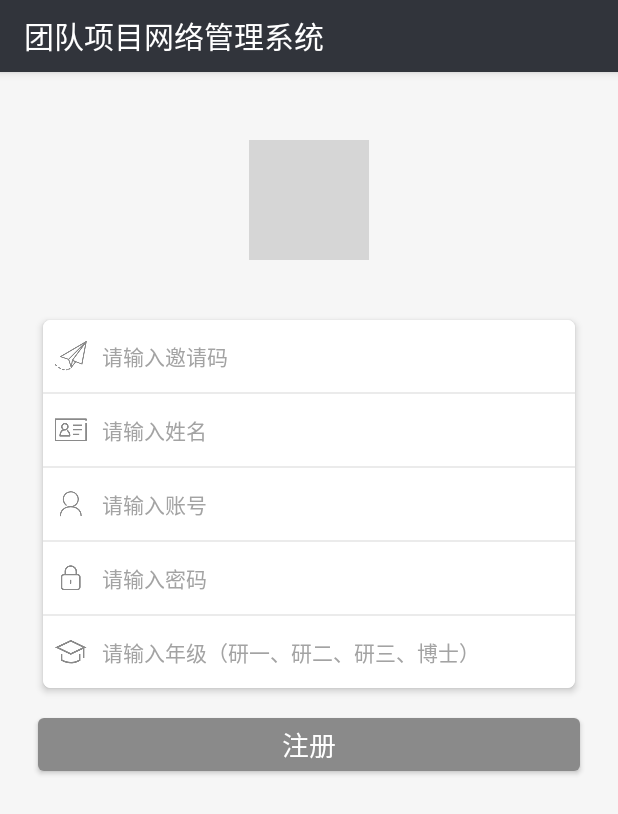
After one commit to CarNivaLz/managework, an Android app: the SignUpActivity screen opened directly, with no data from a screen before it, on a phone screen of 412 x 824 dp. The commit adds this screen. Shown: the top 814 px of the screen. Run offline under Robolectric (Android 15) with nearby library versions, the phone set to English and light mode, and no system bars; our stand-ins replace CircleImageView; libraries missing offline, so code that uses them is left out: com.lzy.okgo; grey boxes are pictures that could not be loaded.

Commit message:
2.0   登陆注册+ActivityManager

```diff
--- a/app/src/main/AndroidManifest.xml
+++ b/app/src/main/AndroidManifest.xml
@@ -15,6 +15,7 @@
         </activity>
         <activity android:name=".ui.ProjectsDetailActivity"></activity>
         <activity android:name=".ui.SearchResultsActivity"></activity>
+        <activity android:name=".ui.SignUpActivity"></activity>
         <activity android:name=".ui.LoginActivity">
             <intent-filter>
                 <action android:name="android.intent.action.MAIN" />
--- /dev/null
+++ b/app/src/main/java/com/dommy/tab/BaseActivity.java
@@ -0,0 +1,17 @@
+package com.dommy.tab;
+
+import android.os.Bundle;
+import android.support.v7.app.AppCompatActivity;
+import android.util.Log;
+
+
+import com.dommy.tab.utils.AppManager;
+
+public class BaseActivity extends AppCompatActivity {
+    @Override
+    protected void onCreate(Bundle savedInstanceState){
+        super.onCreate(savedInstanceState);
+        Log.d("BaseActivity",getClass().getSimpleName());
+        AppManager.getAppManager().addActivity(this);
+    }
+}
--- /dev/null
+++ b/app/src/main/java/com/dommy/tab/ui/SignUpActivity.java
@@ -0,0 +1,185 @@
+package com.dommy.tab.ui;
+
+
+import android.app.ProgressDialog;
+import android.content.Intent;
+import android.content.SharedPreferences;
+import android.os.Bundle;
+import android.support.design.widget.Snackbar;
+import android.util.Log;
+import android.view.KeyEvent;
+import android.view.View;
+import android.widget.Button;
+import android.widget.EditText;
+import android.widget.TextView;
+import android.widget.Toast;
+
+import com.dommy.tab.BaseActivity;
+import com.dommy.tab.MainActivity;
+import com.dommy.tab.R;
+import com.dommy.tab.module.UserBean;
+import com.dommy.tab.utils.AppManager;
+import com.google.gson.Gson;
+import com.lzy.okgo.OkGo;
+import com.lzy.okgo.callback.StringCallback;
+import com.lzy.okgo.cookie.store.CookieStore;
+import com.lzy.okgo.model.Response;
+
+import okhttp3.Cookie;
+import okhttp3.HttpUrl;
+
+import static com.dommy.tab.utils.ApiConfig.URL_LOGIN;
+import static com.dommy.tab.utils.ApiConfig.URL_SIGNUP;
+
+public class SignUpActivity extends BaseActivity implements View.OnClickListener {
+
+    private Button signupButton;
+    private EditText inviteCodeInput;
+    private EditText nameInput;
+    private EditText accountInput;
+    private EditText passwordInput;
+    private EditText gradeInput;
+
+
+    private ProgressDialog progressDialog;
+    private long exitTime;
+
+    @Override
+    protected void onDestroy() {
+        super.onDestroy();
+        //Activity销毁时，取消网络请求
+        OkGo.getInstance().cancelTag(this);
+    }
+
+    @Override
+    protected void onCreate(Bundle savedInstanceState) {
+        super.onCreate(savedInstanceState);
+
+        setContentView(R.layout.activity_signup);
+
+        initView();
+        progressDialog = new ProgressDialog(this);//进度条
+        progressDialog.setCancelable(false);
+        //登录状态和数据库操作
+        //跳转
+
+
+    }
+
+
+    public void initView(){
+        signupButton=(Button)findViewById(R.id.btn_signup);
+        signupButton.setOnClickListener(this);
+        inviteCodeInput=(EditText)findViewById(R.id.signup_invite);
+        nameInput=(EditText)findViewById(R.id.signup_name);
+        accountInput=(EditText)findViewById(R.id.signup_account);
+        passwordInput=(EditText)findViewById(R.id.signup_password);
+        gradeInput=(EditText)findViewById(R.id.singup_grade);
+
+
+
+    }
+@Override
+    public void onClick(View v){
+        if(v.getId()==R.id.btn_signup){
+            String inviteCode = inviteCodeInput.getText().toString();
+            String name = nameInput.getText().toString();
+            String account = accountInput.getText().toString();
+            String password = passwordInput.getText().toString();
+            String grade = gradeInput.getText().toString();
+
+            //判断输入是否为空
+            if (inviteCode.trim().length() > 0 && name.trim().length() > 0 && account.trim().length() > 0 && password.trim().length() > 0 && grade.trim().length() > 0) {
+                checkLogin(inviteCode, name,account, password,grade);
+            }else {
+                Toast.makeText(getApplicationContext(), " 注册信息不能为空", Toast.LENGTH_LONG).show();
+            }
+        }
+    }
+
+
+
+
+
+    private void checkLogin(final String inviteCode, final String name,final String account, final String password,final String grade){
+
+        int grade_num=0;
+        switch (grade){
+            case "研一":
+                grade_num=1;
+                break;
+            case "研二":
+                grade_num=2;
+                break;
+            case "研三":
+                grade_num=3;
+                break;
+            case "博士":
+                grade_num=4;
+                break;
+                default:
+                    Toast.makeText(this,"请按正确格式填写年级：研一、研二、研三、博士！",Toast.LENGTH_LONG).show();
+
+        }
+        String tag_string_req = "req_login";
+        progressDialog.setMessage("注册中...");
+        showDiaglog();
+
+        OkGo.<String>post(URL_SIGNUP)
+                .tag(this)
+                .params("invitecode",inviteCode)
+                .params("number",account)
+                .params("name",name)
+                .params("password",password)
+                .params("status",grade_num)
+                .execute(new StringCallback() {
+                    @Override
+                    public void onSuccess(Response<String> response) {
+                        //响应数据
+                        hideDialog();
+                        UserBean userBean = new Gson().fromJson(response.body().toString(), UserBean.class);
+                        if (userBean.getCode()==1) {
+
+                            startActivity(new Intent(SignUpActivity.this,LoginActivity.class));
+                        } else {
+                            Toast.makeText(getApplicationContext(),userBean.getMsg(),Toast.LENGTH_LONG).show();
+
+                        }
+                    }
+                });
+
+    }
+    //显示进度条
+    private void showDiaglog() {
+        if (!progressDialog.isShowing()) {
+            progressDialog.show();
+        }
+    }
+
+    //隐藏进度条
+    private void hideDialog() {
+        if (progressDialog.isShowing()) {
+            progressDialog.hide();
+        }
+    }
+
+//    @Override
+//    public boolean dispatchKeyEvent(KeyEvent event) {
+//        if (event.getKeyCode() == KeyEvent.KEYCODE_BACK
+//                && event.getAction() == KeyEvent.ACTION_DOWN
+//                && event.getRepeatCount() == 0) {
+//            // 重写键盘事件分发，onKeyDown方法某些情况下捕获不到，只能在这里写
+//            if ((System.currentTimeMillis() - exitTime) > 2000) {
+//                Snackbar snackbar = Snackbar.make(getCurrentFocus(), "再按一次退出程序", Snackbar.LENGTH_SHORT);
+//                snackbar.getView().setBackgroundResource(R.color.colorPrimary);
+//                snackbar.show();
+//                exitTime = System.currentTimeMillis();
+//            } else {
+//                AppManager.getAppManager().finishAllActivity();
+//            }
+//            return true;
+//        }
+//        return super.dispatchKeyEvent(event);
+//    }
+
+}
--- a/app/src/main/java/com/dommy/tab/utils/ApiConfig.java
+++ b/app/src/main/java/com/dommy/tab/utils/ApiConfig.java
@@ -2,5 +2,5 @@ package com.dommy.tab.utils;
 
 public class ApiConfig {
     public static String URL_LOGIN = "http://120.78.151.240:8080/login";
-
+    public static String URL_SIGNUP = "http://120.78.151.240:8080/signup";
 }
--- /dev/null
+++ b/app/src/main/res/layout/activity_signup.xml
@@ -0,0 +1,194 @@
+<LinearLayout xmlns:android="http://schemas.android.com/apk/res/android"
+    xmlns:app="http://schemas.android.com/apk/res-auto"
+    android:layout_width="match_parent"
+    android:layout_height="match_parent"
+    android:background="@color/register_bg_color"
+    android:orientation="vertical">
+    <de.hdodenhof.circleimageview.CircleImageView
+        android:layout_width="80dp"
+        android:layout_height="80dp"
+        android:layout_gravity="center_horizontal"
+        android:layout_marginBottom="25dp"
+        android:layout_marginTop="45dp"
+        android:src="@drawable/icon" />
+    <android.support.v7.widget.CardView
+        android:layout_width="match_parent"
+        android:layout_height="wrap_content"
+        android:layout_marginTop="10dp"
+        android:layout_marginLeft="25dp"
+        android:layout_marginRight="25dp"
+        app:cardCornerRadius="5dp"
+        app:cardElevation="3dp"
+        app:cardPreventCornerOverlap="false"
+        app:cardUseCompatPadding="true">
+        <LinearLayout
+            android:layout_width="match_parent"
+            android:layout_height="wrap_content"
+            android:orientation="vertical">
+            <EditText
+                android:id="@+id/signup_invite"
+                android:layout_width="fill_parent"
+                android:layout_height="48dp"
+                android:layout_gravity="center_horizontal"
+                android:background="@drawable/login_edittext_top"
+                android:drawableLeft="@drawable/signup_invite_pic"
+                android:drawablePadding="10dp"
+                android:gravity="center_vertical"
+                android:hint="请输入邀请码"
+                android:inputType="text"
+                android:paddingLeft="8dp"
+                android:singleLine="true"
+                android:textColor="#000000"
+                android:textColorHint="@color/register_hint_text_color"
+                android:textCursorDrawable="@null"
+                android:textSize="14sp" />
+            <View
+                android:layout_width="fill_parent"
+                android:layout_height="1dp"
+                android:background="@color/divider_line_color" />
+            <RelativeLayout
+                android:layout_width="fill_parent"
+                android:layout_height="48dp"
+                android:gravity="center_vertical"
+                android:orientation="horizontal">
+                <EditText
+                    android:id="@+id/signup_name"
+                    android:layout_width="fill_parent"
+                    android:layout_height="fill_parent"
+                    android:layout_gravity="center_horizontal"
+                    android:background="@drawable/login_edittext_bottom"
+                    android:drawableLeft="@drawable/signup_name_pic"
+                    android:drawablePadding="10dp"
+                    android:hint="请输入姓名"
+                    android:inputType="text"
+                    android:paddingLeft="8dp"
+                    android:singleLine="true"
+                    android:textColor="#000000"
+                    android:textColorHint="@color/register_hint_text_color"
+                    android:textCursorDrawable="@null"
+                    android:textSize="14sp" />
+
+            </RelativeLayout>
+            <View
+                android:layout_width="fill_parent"
+                android:layout_height="1dp"
+                android:background="@color/divider_line_color" />
+            <RelativeLayout
+                android:layout_width="fill_parent"
+                android:layout_height="48dp"
+                android:gravity="center_vertical"
+                android:orientation="horizontal">
+                <EditText
+                    android:id="@+id/signup_account"
+                    android:layout_width="fill_parent"
+                    android:layout_height="fill_parent"
+                    android:layout_gravity="center_horizontal"
+                    android:background="@drawable/login_edittext_bottom"
+                    android:drawableLeft="@drawable/login_account"
+                    android:drawablePadding="10dp"
+                    android:hint="请输入账号"
+                    android:inputType="text"
+                    android:paddingLeft="8dp"
+                    android:singleLine="true"
+                    android:textColor="#000000"
+                    android:textColorHint="@color/register_hint_text_color"
+                    android:textCursorDrawable="@null"
+                    android:textSize="14sp" />
+
+            </RelativeLayout>
+            <View
+                android:layout_width="fill_parent"
+                android:layout_height="1dp"
+                android:background="@color/divider_line_color" />
+            <RelativeLayout
+                android:layout_width="fill_parent"
+                android:layout_height="48dp"
+                android:gravity="center_vertical"
+                android:orientation="horizontal">
+                <EditText
+                    android:id="@+id/signup_password"
+                    android:layout_width="fill_parent"
+                    android:layout_height="fill_parent"
+                    android:layout_gravity="center_horizontal"
+                    android:background="@drawable/login_edittext_bottom"
+                    android:drawableLeft="@drawable/login_password"
+                    android:drawablePadding="10dp"
+                    android:hint="请输入密码"
+                    android:inputType="textPassword"
+                    android:paddingLeft="8dp"
+                    android:singleLine="true"
+                    android:textColor="#000000"
+                    android:textColorHint="@color/register_hint_text_color"
+                    android:textCursorDrawable="@null"
+                    android:textSize="14sp" />
+
+            </RelativeLayout>
+            <View
+                android:layout_width="fill_parent"
+                android:layout_height="1dp"
+                android:background="@color/divider_line_color" />
+            <RelativeLayout
+                android:layout_width="fill_parent"
+                android:layout_height="48dp"
+                android:gravity="center_vertical"
+                android:orientation="horizontal">
+                <EditText
+                    android:id="@+id/singup_grade"
+                    android:layout_width="fill_parent"
+                    android:layout_height="fill_parent"
+                    android:layout_gravity="center_horizontal"
+                    android:background="@drawable/login_edittext_bottom"
+                    android:drawableLeft="@drawable/signup_grade_pic"
+                    android:drawablePadding="10dp"
+                    android:hint="请输入年级（研一、研二、研三、博士）"
+                    android:inputType="text"
+                    android:paddingLeft="8dp"
+                    android:singleLine="true"
+                    android:textColor="#000000"
+                    android:textColorHint="@color/register_hint_text_color"
+                    android:textCursorDrawable="@null"
+                    android:textSize="14sp" />
+                <!--<RadioGroup-->
+                    <!--android:id="@+id/rg_sex"-->
+                    <!--android:layout_width="wrap_content"-->
+                    <!--android:layout_height="wrap_content"-->
+                    <!--android:orientation="horizontal">-->
+
+                    <!--<RadioButton-->
+                        <!--android:id="@+id/rb_Male"-->
+                        <!--android:layout_width="wrap_content"-->
+                        <!--android:layout_height="wrap_content"-->
+                        <!--android:text="男" -->
+                        <!--/>-->
+
+                    <!--<RadioButton-->
+                        <!--android:id="@+id/rb_FeMale"-->
+                        <!--android:layout_width="wrap_content"-->
+                        <!--android:layout_height="wrap_content"-->
+                        <!--android:text="女" />-->
+                <!--</RadioGroup>-->
+              <!---->
+
+            </RelativeLayout>
+
+
+        </LinearLayout>
+    </android.support.v7.widget.CardView>
+
+    <Button
+        android:id="@+id/btn_signup"
+        android:layout_width="fill_parent"
+        android:layout_height="35dp"
+        android:layout_gravity="center_horizontal"
+        android:layout_marginLeft="25dp"
+        android:layout_marginRight="25dp"
+        android:layout_marginTop="15dp"
+        android:background="@drawable/login_btn_selector"
+        android:text="注册"
+        android:textColor="@android:color/white"
+        android:textSize="18sp" />
+    <TextView
+        android:id="@+id/error"
+        android:layout_width="wrap_content"
+        android:layout_height="wrap_content" />
+</LinearLayout>
```
Also changed, not shown: app/src/main/java/com/dommy/tab/MainActivity.java (+8 -2 lines), app/src/main/java/com/dommy/tab/ui/LoginActivity.java (+39 -10 lines), app/src/main/java/com/dommy/tab/utils/AppManager.java (added, +121 -0 lines), app/src/main/res/layout/activity_login.xml (+19 -2 lines), app/src/main/res/drawable-xxhdpi/logout.png (added), app/src/main/res/drawable-xxhdpi/signup_grade_pic.png (added), app/src/main/res/drawable-xxhdpi/signup_invite_pic.png (added), app/src/main/res/drawable-xxhdpi/signup_name_pic.png (added).
